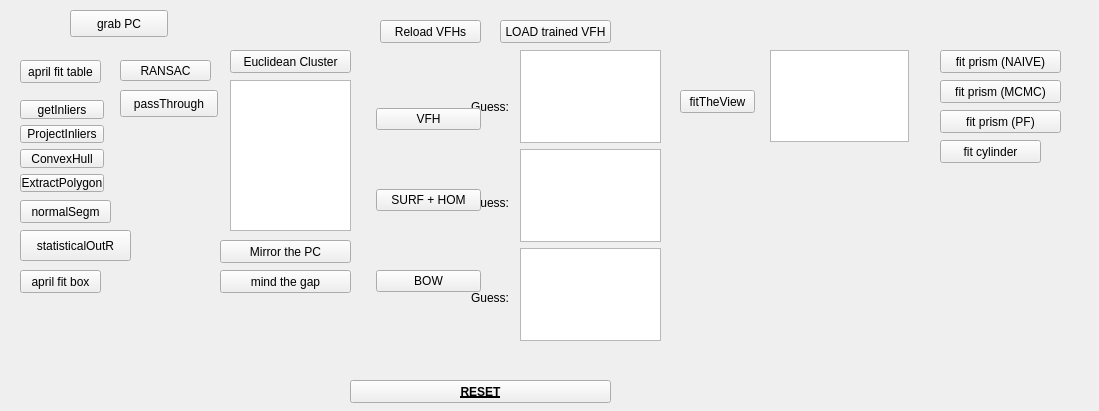
Above: components/objectDetectionTester/src/guiDlg.ui from robocomp/perception before the change. Below: the same form after it.
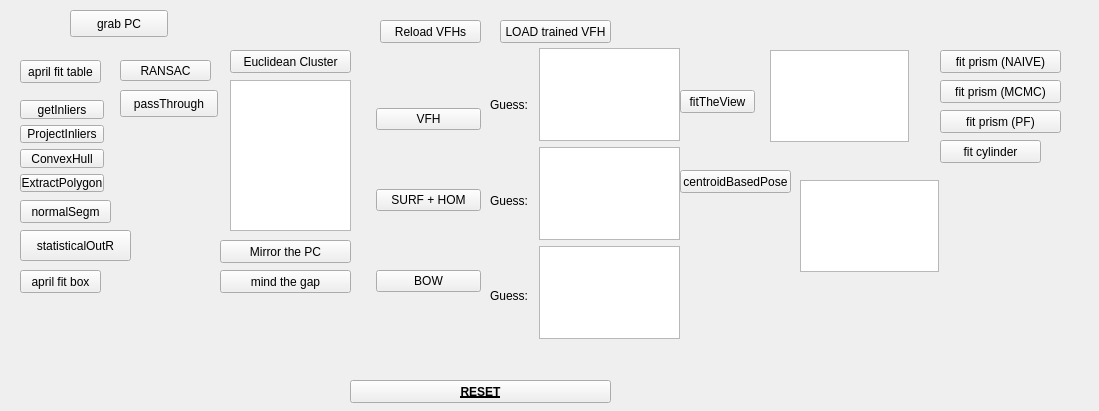
That is the form after the change.

Commit message: centroid based pose estimation

```diff
--- a/components/objectDetectionTester/src/guiDlg.ui
+++ b/components/objectDetectionTester/src/guiDlg.ui
@@ -156,8 +156,8 @@
   <widget class="QWidget" name="layoutWidget">
    <property name="geometry">
     <rect>
-     <x>471</x>
-     <y>62</y>
+     <x>490</x>
+     <y>60</y>
      <width>46</width>
      <height>281</height>
     </rect>
@@ -189,8 +189,8 @@
   <widget class="QWidget" name="layoutWidget">
    <property name="geometry">
     <rect>
-     <x>520</x>
-     <y>50</y>
+     <x>539</x>
+     <y>48</y>
      <width>141</width>
      <height>291</height>
     </rect>
@@ -406,6 +406,29 @@
     <string>statisticalOutR</string>
    </property>
   </widget>
+  <widget class="QListWidget" name="centroid_based_listview">
+   <property name="geometry">
+    <rect>
+     <x>800</x>
+     <y>180</y>
+     <width>139</width>
+     <height>92</height>
+    </rect>
+   </property>
+  </widget>
+  <widget class="QPushButton" name="centroid_based_pose_button">
+   <property name="geometry">
+    <rect>
+     <x>680</x>
+     <y>170</y>
+     <width>111</width>
+     <height>23</height>
+    </rect>
+   </property>
+   <property name="text">
+    <string>centroidBasedPose</string>
+   </property>
+  </widget>
  </widget>
  <resources/>
  <connections/>
```
The commit also changes 12 other files.
